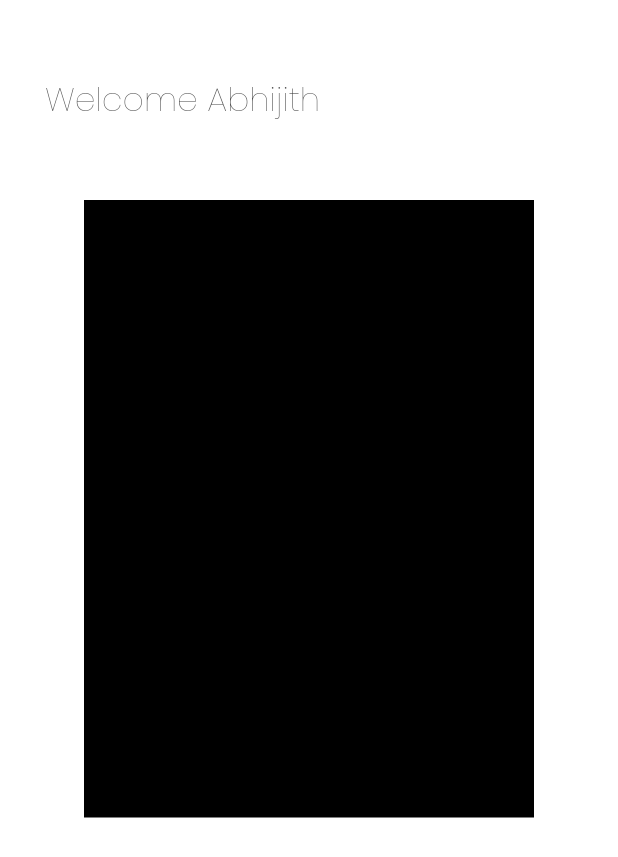
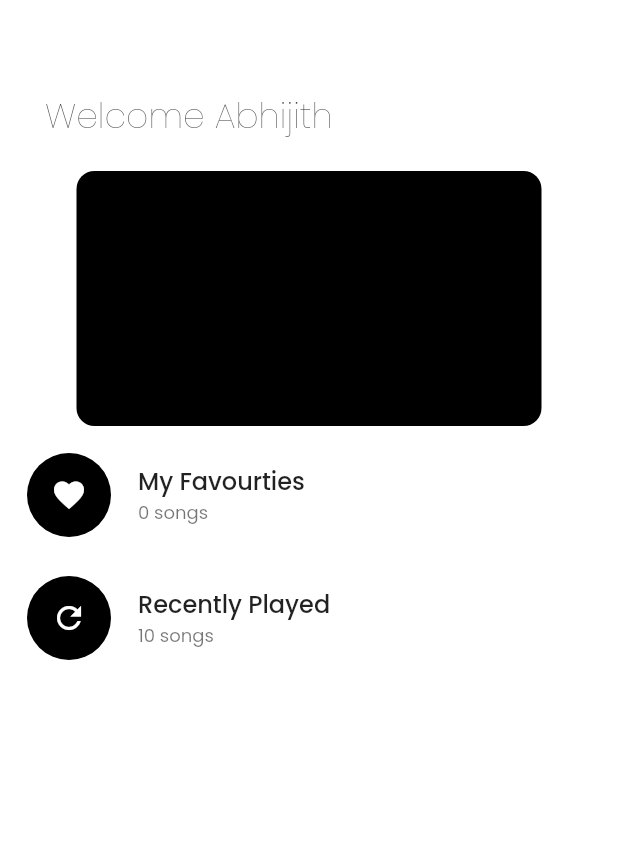
Before and after one commit to AbhijithNellikkat/MvPlayer, a Flutter app: the HomeView screen opened by its route, on a phone screen of 412 x 824 dp. Shown: the top 857 px of the screen. Run offline on Flutter 3.47's test engine with Material 2 defaults, Android fonts, the light colour scheme and no system bars; drawn by our look-alikes of carousel_slider; our stand-ins replace anim_search_bar, curved_navigation_bar, flutter_onboarding_slider, get, google_fonts, lottie.

Commit message:
home screen some ui changes

```diff
--- a/lib/app/modules/home/views/home_view.dart
+++ b/lib/app/modules/home/views/home_view.dart
@@ -1,6 +1,9 @@
 import 'package:carousel_slider/carousel_slider.dart';
 import 'package:flutter/material.dart';
 import 'package:google_fonts/google_fonts.dart';
+import 'package:mv_player/app/modules/musics/views/widgets/my_favourties_widget.dart';
+
+import '../../recentlyPlayed/views/recently_played_view.dart';
 
 class HomeView extends StatefulWidget {
   const HomeView({super.key});
@@ -28,23 +31,13 @@ class _HomeViewState extends State<HomeView> {
           child: Column(
             crossAxisAlignment: CrossAxisAlignment.start,
             children: [
-              // Padding(
-              //   padding: const EdgeInsets.symmetric(horizontal: 20),
-              //   child: AnimSearchBar(
-              //     rtl: true,
-              //     onSubmitted: (p0) {},
-              //     width: 400,
-              //     textController: textController,
-              //     onSuffixTap: () {},
-              //   ),
-              // ),
               Padding(
-                padding:
-                    const EdgeInsets.symmetric(horizontal: 30, vertical: 50),
+                padding: const EdgeInsets.only(
+                    right: 20, left: 30, top: 60, bottom: 20),
                 child: Text(
                   'Welcome Abhijith',
                   style: GoogleFonts.poppins(
-                    fontSize: 22,
+                    fontSize: 23,
                     fontWeight: FontWeight.w200,
                   ),
                 ),
@@ -56,31 +49,40 @@ class _HomeViewState extends State<HomeView> {
                     child: CarouselSlider(
                       items: [
                         Container(
-                          height: 50,
-                          width: 300,
-                          color: Colors.black,
+                          decoration: BoxDecoration(
+                            borderRadius: BorderRadius.circular(12),
+                            color: Colors.black,
+                          ),
+                          width: 310,
                         ),
                         Container(
-                          height: 50,
-                          width: 300,
-                          color: Colors.black,
+                          decoration: BoxDecoration(
+                            borderRadius: BorderRadius.circular(12),
+                            color: Colors.black,
+                          ),
+                          width: 310,
                         ),
                         Container(
-                          height: 50,
-                          width: 300,
-                          color: Colors.black,
+                          decoration: BoxDecoration(
+                            borderRadius: BorderRadius.circular(12),
+                            color: Colors.black,
+                          ),
+                          width: 310,
                         ),
                         Container(
-                          height: 50,
-                          width: 300,
-                          color: Colors.black,
+                          decoration: BoxDecoration(
+                            borderRadius: BorderRadius.circular(12),
+                            color: Colors.black,
+                          ),
+                          width: 310,
                         ),
                       ],
                       carouselController: carouselController,
                       options: CarouselOptions(
                         scrollPhysics: const BouncingScrollPhysics(),
                         autoPlay: true,
-                        aspectRatio: 1,
+                        height: 170,
+                        aspectRatio: 16 / 9,
                         viewportFraction: 1,
                         onPageChanged: (index, reason) {
                           setState(() {
@@ -89,9 +91,14 @@ class _HomeViewState extends State<HomeView> {
                         },
                       ),
                     ),
-                  )
+                  ),
                 ],
-              )
+              ),
+              const SizedBox(height: 10),
+              MyFavouritesWidget(),
+              const SizedBox(height: 10),
+              RecentlyPlayedView(),
+              const SizedBox(height: 20),
             ],
           ),
         ),
--- /dev/null
+++ b/lib/app/modules/recentlyPlayed/bindings/recently_played_binding.dart
@@ -0,0 +1,12 @@
+import 'package:get/get.dart';
+
+import '../controllers/recently_played_controller.dart';
+
+class RecentlyPlayedBinding extends Bindings {
+  @override
+  void dependencies() {
+    Get.lazyPut<RecentlyPlayedController>(
+      () => RecentlyPlayedController(),
+    );
+  }
+}
--- /dev/null
+++ b/lib/app/modules/recentlyPlayed/controllers/recently_played_controller.dart
@@ -0,0 +1,23 @@
+import 'package:get/get.dart';
+
+class RecentlyPlayedController extends GetxController {
+  //TODO: Implement RecentlyPlayedController
+
+  final count = 0.obs;
+  @override
+  void onInit() {
+    super.onInit();
+  }
+
+  @override
+  void onReady() {
+    super.onReady();
+  }
+
+  @override
+  void onClose() {
+    super.onClose();
+  }
+
+  void increment() => count.value++;
+}
--- /dev/null
+++ b/lib/app/modules/recentlyPlayed/views/recently_played_view.dart
@@ -0,0 +1,30 @@
+import 'package:flutter/material.dart';
+import 'package:get/get.dart';
+import 'package:google_fonts/google_fonts.dart';
+
+import '../controllers/recently_played_controller.dart';
+
+class RecentlyPlayedView extends GetView<RecentlyPlayedController> {
+  const RecentlyPlayedView({Key? key}) : super(key: key);
+  @override
+  Widget build(BuildContext context) {
+    return ListTile(
+      leading: const CircleAvatar(
+        maxRadius: 30,
+        backgroundColor: Colors.black,
+        child: Icon(
+          Icons.refresh_outlined,
+          color: Colors.white,
+        ),
+      ),
+      title: Text(
+        'Recently Played',
+        style: GoogleFonts.poppins(fontWeight: FontWeight.w500),
+      ),
+      subtitle: Text(
+        '10 songs',
+        style: GoogleFonts.poppins(fontSize: 12),
+      ),
+    );
+  }
+}
--- a/lib/app/routes/app_pages.dart
+++ b/lib/app/routes/app_pages.dart
@@ -1,16 +1,15 @@
 import 'package:get/get.dart';
-import 'package:mv_player/app/modules/home/views/bottom_navbar_view.dart';
-import 'package:mv_player/app/modules/musics/views/favourites_view.dart';
-import 'package:mv_player/app/modules/musics/views/music_player_view.dart';
-import 'package:mv_player/app/modules/profile/views/update_profile_view.dart';
 
 import '../modules/createAccount/bindings/create_account_binding.dart';
 import '../modules/createAccount/views/create_account_view.dart';
 import '../modules/home/bindings/home_binding.dart';
+import '../modules/home/views/bottom_navbar_view.dart';
 import '../modules/home/views/home_view.dart';
 import '../modules/login/bindings/login_binding.dart';
 import '../modules/login/views/login_view.dart';
 import '../modules/musics/bindings/musics_binding.dart';
+import '../modules/musics/views/favourites_view.dart';
+import '../modules/musics/views/music_player_view.dart';
 import '../modules/musics/views/musics_view.dart';
 import '../modules/onbording/bindings/onbording_binding.dart';
 import '../modules/onbording/views/onbording_view.dart';
@@ -18,6 +17,9 @@ import '../modules/openning/bindings/openning_binding.dart';
 import '../modules/openning/views/openning_view.dart';
 import '../modules/profile/bindings/profile_binding.dart';
 import '../modules/profile/views/profile_view.dart';
+import '../modules/profile/views/update_profile_view.dart';
+import '../modules/recentlyPlayed/bindings/recently_played_binding.dart';
+import '../modules/recentlyPlayed/views/recently_played_view.dart';
 import '../modules/splash/bindings/splash_binding.dart';
 import '../modules/splash/views/splash_view.dart';
 import '../modules/videos/bindings/videos_binding.dart';
@@ -98,5 +100,10 @@ class AppPages {
       page: () => UpdateProfileView(),
       binding: ProfileBinding(),
     ),
+    GetPage(
+      name: _Paths.RECENTLY_PLAYED,
+      page: () => const RecentlyPlayedView(),
+      binding: RecentlyPlayedBinding(),
+    ),
   ];
 }
--- a/lib/app/routes/app_routes.dart
+++ b/lib/app/routes/app_routes.dart
@@ -23,6 +23,7 @@ abstract class Routes {
   static const MUSICPLAYER = _Paths.MUSICPLAYER;
   static const UPDATEPROFILE = _Paths.UPDATEPROFILE;
   static const FAVOURITES = _Paths.FAVOURITES;
+  static const RECENTLY_PLAYED = _Paths.RECENTLY_PLAYED;
 }
 
 abstract class _Paths {
@@ -45,4 +46,5 @@ abstract class _Paths {
   static const MUSICPLAYER = "/musicplayer";
   static const UPDATEPROFILE = '/updateprofile';
   static const FAVOURITES = '/favourties';
+  static const RECENTLY_PLAYED = '/recently-played';
 }
```
